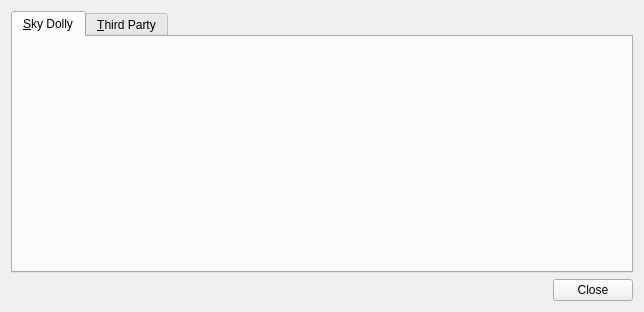
This is src/UserInterface/src/Dialog/AboutDialog.ui in till213/SkyDolly as Qt 5 draws it before an edit. The edited form follows.
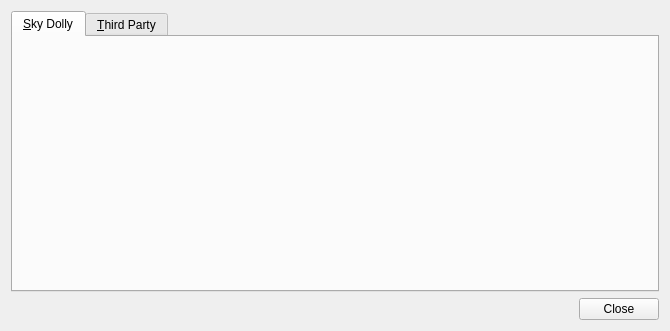
This is the edited form. Icons and pictures are not drawn. Custom widgets are drawn as their Qt base class.

Patch:
```diff
--- a/src/UserInterface/src/Dialog/AboutDialog.ui
+++ b/src/UserInterface/src/Dialog/AboutDialog.ui
@@ -6,8 +6,8 @@
    <rect>
     <x>0</x>
     <y>0</y>
-    <width>640</width>
-    <height>312</height>
+    <width>670</width>
+    <height>331</height>
    </rect>
   </property>
   <property name="windowTitle">
```
Left out of the diff: 7 changed lines with no effect on the pictures.
